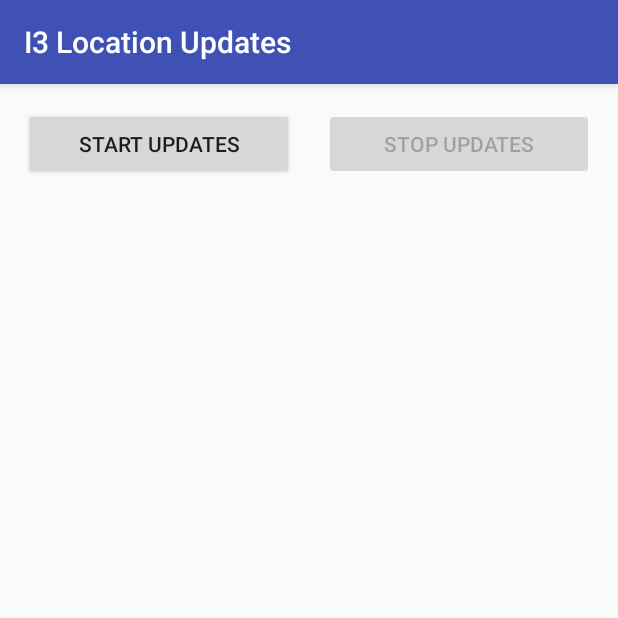
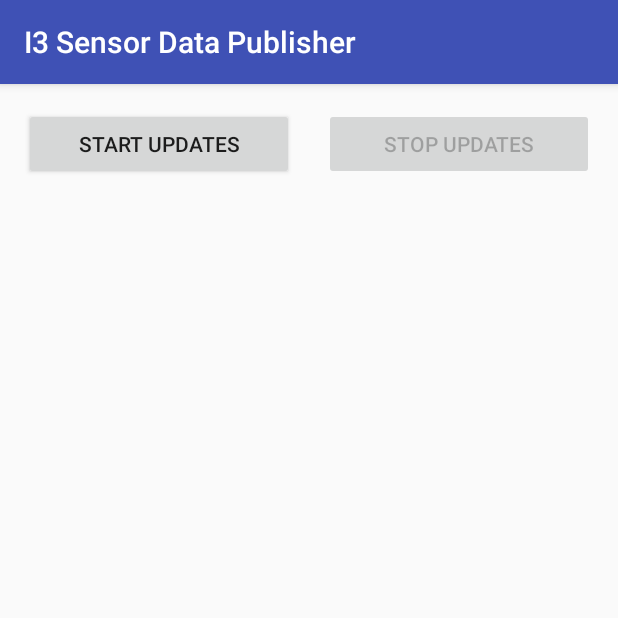
Before and after one commit to ErikaLarsen/I3Nexus6, an Android app: the screen it shows after launch (MainActivity), on a phone screen of 412 x 824 dp, the top half of it. Run offline under Robolectric (Android 15) with nearby library versions, the phone set to English and light mode, and no system bars; libraries missing offline, so code that uses them is left out: org.eclipse.paho; 8 statements that could not run were skipped.

Commit message:
changed name and label

```diff
--- a/LocationUpdates/app/src/main/res/values/strings.xml
+++ b/LocationUpdates/app/src/main/res/values/strings.xml
@@ -14,11 +14,11 @@
   limitations under the License.
 -->
 <resources>
-    <string name="app_name">I3 Location Updates</string>
+    <string name="app_name">I3 Sensor Data Publisher</string>
 
     <string name="latitude_label">Latitude</string>
     <string name="longitude_label">Longitude</string>
-    <string name="last_update_time_label">Last location update time</string>
+    <string name="last_update_time_label">Last update time</string>
 
     <string name="start_updates">Start updates</string>
     <string name="stop_updates">Stop updates</string>
```
Also changed, not shown: 1 other file.
